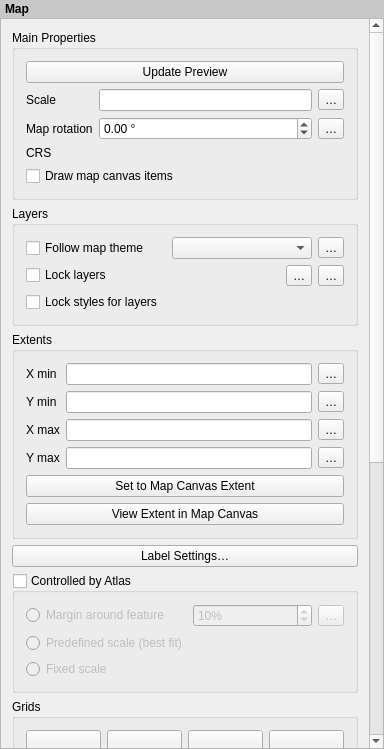
This is src/ui/layout/qgslayoutmapwidgetbase.ui in carsmie/QGIS as Qt 5 draws it before an edit. The edited form follows.
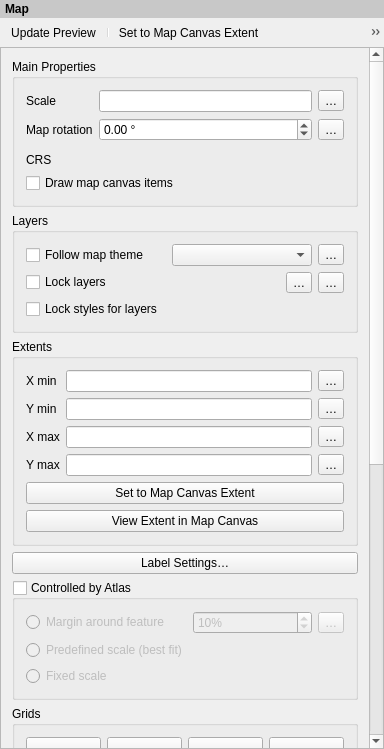
This is the edited form. Icons and pictures are not drawn. Custom widgets are drawn as their Qt base class.

Commit message: [needs-docs][layouts] Move pushbutton actions for map items up to a toolbar in the map item properties panel

The edit to the form file:
```diff
--- a/src/ui/layout/qgslayoutmapwidgetbase.ui
+++ b/src/ui/layout/qgslayoutmapwidgetbase.ui
@@ -51,6 +51,25 @@
      </property>
     </widget>
    </item>
+   <item>
+    <widget class="QToolBar" name="mDockToolbar">
+     <property name="iconSize">
+      <size>
+       <width>16</width>
+       <height>16</height>
+      </size>
+     </property>
+     <property name="floatable">
+      <bool>false</bool>
+     </property>
+     <addaction name="mActionUpdatePreview"/>
+     <addaction name="separator"/>
+     <addaction name="mActionSetToCanvasExtent"/>
+     <addaction name="mActionViewExtentInCanvas"/>
+     <addaction name="separator"/>
+     <addaction name="mActionMoveContent"/>
+    </widget>
+   </item>
    <item>
     <widget class="QgsScrollArea" name="scrollArea">
      <property name="frameShape">
@@ -97,7 +116,7 @@
             </property>
            </widget>
           </item>
-          <item row="2" column="1">
+          <item row="1" column="1">
            <layout class="QHBoxLayout" name="horizontalLayout_7">
             <item>
              <widget class="QgsDoubleSpinBox" name="mMapRotationSpinBox">
@@ -124,14 +143,14 @@
             </item>
            </layout>
           </item>
-          <item row="5" column="0" colspan="2">
+          <item row="4" column="0" colspan="2">
            <widget class="QCheckBox" name="mDrawCanvasItemsCheckBox">
             <property name="text">
              <string>Draw map canvas items</string>
             </property>
            </widget>
           </item>
-          <item row="1" column="1">
+          <item row="0" column="1">
            <layout class="QHBoxLayout" name="horizontalLayout_6">
             <item>
              <widget class="QLineEdit" name="mScaleLineEdit">
@@ -149,7 +168,7 @@
             </item>
            </layout>
           </item>
-          <item row="1" column="0">
+          <item row="0" column="0">
            <widget class="QLabel" name="label_2">
             <property name="text">
              <string>Scale</string>
@@ -159,27 +178,20 @@
             </property>
            </widget>
           </item>
-          <item row="3" column="1">
+          <item row="2" column="1">
            <widget class="QgsProjectionSelectionWidget" name="mCrsSelector" native="true">
             <property name="focusPolicy">
              <enum>Qt::StrongFocus</enum>
             </property>
            </widget>
           </item>
-          <item row="2" column="0">
+          <item row="1" column="0">
            <widget class="QLabel" name="mMapRotationLabel">
             <property name="text">
              <string>Map rotation</string>
             </property>
            </widget>
           </item>
-          <item row="0" column="0" colspan="2">
-           <widget class="QPushButton" name="mUpdatePreviewButton">
-            <property name="text">
-             <string>Update Preview</string>
-            </property>
-           </widget>
-          </item>
          </layout>
         </widget>
        </item>
@@ -790,6 +802,54 @@
     </widget>
    </item>
   </layout>
+  <action name="mActionUpdatePreview">
+   <property name="icon">
+    <iconset resource="../../../images/images.qrc">
+     <normaloff>:/images/themes/default/mActionRefresh.svg</normaloff>:/images/themes/default/mActionRefresh.svg</iconset>
+   </property>
+   <property name="text">
+    <string>Update Preview</string>
+   </property>
+   <property name="toolTip">
+    <string>Update Map Preview</string>
+   </property>
+  </action>
+  <action name="mActionSetToCanvasExtent">
+   <property name="icon">
+    <iconset resource="../../../images/images.qrc">
+     <normaloff>:/images/themes/default/mActionZoomFullExtent.svg</normaloff>:/images/themes/default/mActionZoomFullExtent.svg</iconset>
+   </property>
+   <property name="text">
+    <string>Set to Map Canvas Extent</string>
+   </property>
+   <property name="toolTip">
+    <string>Set Map Extent to Match Main Canvas Extent</string>
+   </property>
+  </action>
+  <action name="mActionViewExtentInCanvas">
+   <property name="icon">
+    <iconset resource="../../../images/images.qrc">
+     <normaloff>:/images/themes/default/mActionZoomToLayer.svg</normaloff>:/images/themes/default/mActionZoomToLayer.svg</iconset>
+   </property>
+   <property name="text">
+    <string>View Extent in Map Canvas</string>
+   </property>
+   <property name="toolTip">
+    <string>View Current Map Extent in Main Canvas</string>
+   </property>
+  </action>
+  <action name="mActionMoveContent">
+   <property name="icon">
+    <iconset resource="../../../images/images.qrc">
+     <normaloff>:/images/themes/default/mActionMoveItemContent.svg</normaloff>:/images/themes/default/mActionMoveItemContent.svg</iconset>
+   </property>
+   <property name="text">
+    <string>Move Map Content</string>
+   </property>
+   <property name="toolTip">
+    <string>Interactively Edit Map Extent</string>
+   </property>
+  </action>
  </widget>
  <layoutdefault spacing="6" margin="11"/>
  <customwidgets>
```
Left out of the diff: 3 changed lines with no effect on the pictures. The commit also changes 9 other files.
